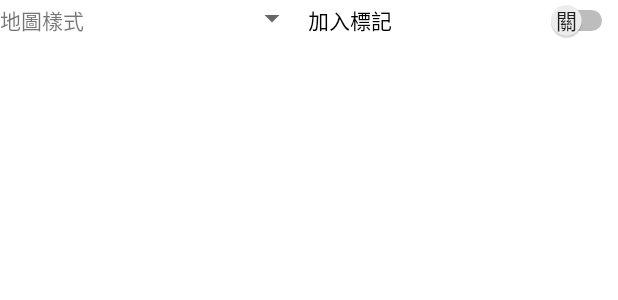
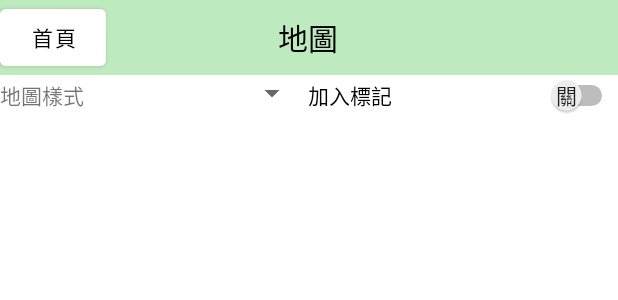
Before and after one commit to TwPanTsu/final1new, an Android app: the layout activity_maps.xml on its own in the app's theme, with its tools: preview values and no code run, on a phone screen of 412 x 824 dp. Shown: the top 300 px of the screen. Run offline under Robolectric (Android 15) with nearby library versions, the light colour scheme and no system bars.

Commit message:
改版面樣式

```diff
--- a/app/src/main/res/layout/activity_chatroom.xml
+++ b/app/src/main/res/layout/activity_chatroom.xml
@@ -11,8 +11,6 @@
         android:id="@+id/linearLayout2"
         android:layout_width="match_parent"
         android:layout_height="0dp"
-
-
         android:orientation="vertical"
         app:layout_constraintBottom_toTopOf="@+id/layout_input"
         app:layout_constraintEnd_toEndOf="parent"
--- a/app/src/main/res/layout/activity_group_information.xml
+++ b/app/src/main/res/layout/activity_group_information.xml
@@ -116,9 +116,7 @@
                 android:backgroundTint="#36BF36"
                 android:text="顯示"
                 tools:ignore="TouchTargetSizeCheck" />
-            android:backgroundTint="@color/white"
-            android:textColor="@color/black"
-            android:text="顯示" />
+
         </LinearLayout>
 
         <!-- 文字：群組成員 -->
--- a/app/src/main/res/layout/activity_maps.xml
+++ b/app/src/main/res/layout/activity_maps.xml
@@ -3,16 +3,57 @@
 <LinearLayout xmlns:android="http://schemas.android.com/apk/res/android"
 xmlns:map="http://schemas.android.com/apk/res-auto"
 xmlns:tools="http://schemas.android.com/tools"
+xmlns:app="http://schemas.android.com/apk/res-auto"
 android:layout_width="match_parent"
 android:layout_height="match_parent"
 android:orientation="vertical"
 tools:context=".MapsActivity" >
 
+    <LinearLayout
+        android:layout_width="match_parent"
+        android:layout_height="50dp"
+        android:orientation="horizontal"
+        android:background="#BDEABE">
+
+        <!-- 按鈕：回到home -->
+        <Button
+            android:id="@+id/returnmenu_btn_chatroom"
+            android:layout_width="45dp"
+            android:layout_height="match_parent"
+            android:layout_weight="1"
+            android:backgroundTint="@color/white"
+            android:text="首頁"
+            android:textColor="@color/black" />
+        <!-- 標題：聊天室 -->
+
+
+        <TextView
+            android:id="@+id/group_name"
+            android:layout_width="wrap_content"
+            android:layout_height="match_parent"
+            android:layout_weight="9"
+            android:gravity="center"
+            android:text="地圖"
+            android:textColor="@color/black"
+            android:textSize="20sp" />
+
+        <TextView
+            android:id="@+id/textofnull"
+            android:layout_width="45dp"
+            android:layout_height="match_parent"
+            android:layout_weight="1"
+            android:gravity="center"
+            android:text=""
+            android:textColor="@color/black"
+            android:textSize="20sp" />
+    </LinearLayout>
+
 
     <LinearLayout
-    android:layout_width="match_parent"
-    android:layout_height="wrap_content"
-    android:gravity="right"
+        android:id="@+id/linearLayout_buttons_map"
+        android:layout_width="match_parent"
+        android:layout_height="wrap_content"
+        android:gravity="right"
         android:orientation="horizontal">
 
         <TextView
@@ -45,10 +86,72 @@ tools:context=".MapsActivity" >
     </LinearLayout>
 
 
+    <FrameLayout
+        android:id="@+id/map"
+        android:layout_width="match_parent"
+        android:layout_height="match_parent"
+        android:layout_above="@id/linearLayout_buttons"
+        android:layout_below="@id/linearLayout_buttons_map"
+        android:layout_marginBottom="54dp"/>
 
-    <FrameLayout
-    android:id="@+id/map"
-    android:layout_width="match_parent"
-    android:layout_height="match_parent" />
+    <!-- 底部按鈕排列 -->
+    <LinearLayout
+        android:id="@+id/linearLayout_buttons"
+        android:layout_width="match_parent"
+        android:layout_height="54dp"
+        android:layout_below="@id/map"
+        android:layout_marginBottom="0dp"
+        android:background="#E1E1E1"
+        android:orientation="horizontal">
+
+        <!-- 按鈕：地圖 -->
+        <Button
+            android:id="@+id/map_btn"
+            android:layout_width="wrap_content"
+            android:layout_height="match_parent"
+            android:layout_marginLeft="4dp"
+            android:layout_marginRight="2dp"
+            android:layout_weight="1"
+            android:backgroundTint="@color/white"
+            android:text="地圖"
+            android:textColor="@color/black" />
+
+        <!-- 按鈕：聊天室 -->
+        <Button
+            android:id="@+id/chatroom_btn"
+            android:layout_width="wrap_content"
+            android:layout_height="match_parent"
+            android:layout_marginLeft="2dp"
+            android:layout_marginRight="2dp"
+            android:layout_weight="1"
+            android:backgroundTint="@color/white"
+            android:text="聊天室"
+            android:textColor="@color/black" />
+
+        <!-- 按鈕：群組資訊 -->
+        <Button
+            android:id="@+id/group_btn"
+            android:layout_width="wrap_content"
+            android:layout_height="match_parent"
+            android:layout_marginLeft="2dp"
+            android:layout_marginRight="2dp"
+            android:layout_weight="1"
+            android:backgroundTint="@color/white"
+            android:text="群組資訊"
+            android:textColor="@color/black" />
+
+        <!-- 按鈕：行程 -->
+        <Button
+            android:id="@+id/schedule_btn"
+            android:layout_width="wrap_content"
+            android:layout_height="match_parent"
+            android:layout_marginLeft="2dp"
+            android:layout_marginRight="4dp"
+            android:layout_weight="1"
+            android:backgroundTint="@color/white"
+            android:text="行程"
+            android:textColor="@color/black" />
+
+    </LinearLayout>
 
 </LinearLayout>
```
